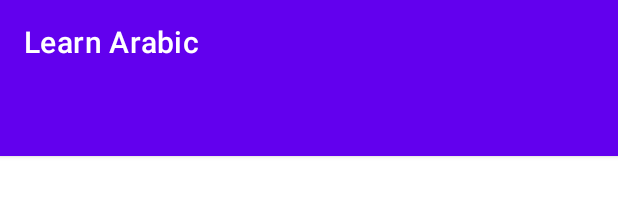
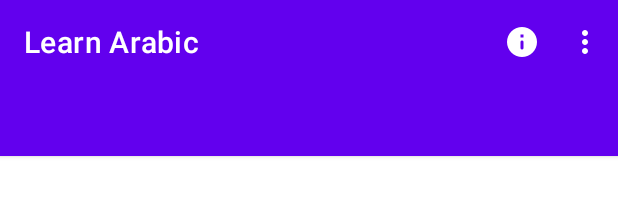
Before and after one commit to IzhanAli/LearnArabic, an Android app: the layout activity_main.xml on its own in the app's theme, with its tools: preview values and no code run, on a phone screen of 412 x 824 dp. Shown: the top 217 px of the screen. Run offline under Robolectric (Android 15) with nearby library versions, the phone set to English and light mode, and no system bars.

Commit message:
added material design

```diff
--- a/app/src/main/java/com/example/miwok/NumbersFragment.java
+++ b/app/src/main/java/com/example/miwok/NumbersFragment.java
@@ -24,12 +24,10 @@ import java.util.Locale;
 public class NumbersFragment extends Fragment {
     TextToSpeech tts;
 
-//    // TODO: Rename parameter arguments, choose names that match
 //    // the fragment initialization parameters, e.g. ARG_ITEM_NUMBER
 //    private static final String ARG_PARAM1 = "param1";
 //    private static final String ARG_PARAM2 = "param2";
 //
-//    // TODO: Rename and change types of parameters
 //    private String mParam1;
 //    private String mParam2;
 
@@ -45,7 +43,6 @@ public class NumbersFragment extends Fragment {
 //     * @param param2 Parameter 2.
 //     * @return A new instance of fragment NumbersFragment.
 //     */
-//    // TODO: Rename and change types and number of parameters
 //    public static NumbersFragment newInstance(String param1, String param2) {
 //        NumbersFragment fragment = new NumbersFragment();
 //        Bundle args = new Bundle();
--- a/app/src/main/res/layout/activity_main.xml
+++ b/app/src/main/res/layout/activity_main.xml
@@ -24,7 +24,8 @@
         <com.google.android.material.tabs.TabLayout
             android:layout_width="match_parent"
             android:id="@+id/tablayout"
-
+            app:tabIndicatorAnimationMode="elastic"
+            app:tabIndicatorHeight="3dp"
             style="@style/Widget.MaterialComponents.TabLayout.PrimarySurface"
             android:layout_height="wrap_content"
             app:tabMode="fixed"/>
--- a/app/src/main/res/menu/menu_primary.xml
+++ b/app/src/main/res/menu/menu_primary.xml
@@ -1,4 +1,20 @@
 <?xml version="1.0" encoding="utf-8"?>
-<menu xmlns:android="http://schemas.android.com/apk/res/android">
+<menu xmlns:android="http://schemas.android.com/apk/res/android"
+    xmlns:app="http://schemas.android.com/apk/res-auto">
+    <item
+        android:id="@+id/about"
+        android:icon="@drawable/round_info_white_24dp"
+        android:iconTint="?colorOnPrimary"
+        android:title="@string/about"
+        app:showAsAction="ifRoom" />
 
+    <item
+        android:id="@+id/dark"
+        android:title="@string/mode"
+        app:showAsAction="never" />
+
+    <item
+        android:id="@+id/feedback"
+        android:title="@string/feedback"
+        app:showAsAction="never" />
 </menu>
--- /dev/null
+++ b/app/src/main/res/values-night/strings.xml
@@ -0,0 +1,4 @@
+<?xml version="1.0" encoding="utf-8"?>
+<resources>
+    <string name="mode">Light mode</string>
+</resources>
--- a/app/src/main/res/values/strings.xml
+++ b/app/src/main/res/values/strings.xml
@@ -4,6 +4,8 @@
     <string name="category_family">Family</string>
     <string name="category_colors">Colors</string>
     <string name="category_phrases">Phrases</string>
-    <!-- TODO: Remove or change this placeholder text -->
-    <string name="hello_blank_fragment">Hello blank fragment</string>
+
+    <string name="about">About</string>
+    <string name="mode">Dark mode</string>
+    <string name="feedback">Feedback</string>
 </resources>
```
Also changed, not shown: app/src/main/java/com/example/miwok/MainActivity.java (+63 -1 lines), app/src/main/java/com/example/miwok/WordAdapter.java (+7 -12 lines), app/src/main/res/layout/material_list_item.xml (+36 -27 lines), app/src/main/res/values-night/colors.xml (+4 -4 lines), app/src/main/res/values/colors.xml (+5 -4 lines), app/src/main/res/drawable-hdpi/round_info_white_24dp.png (added), app/src/main/res/drawable-xhdpi/round_info_white_24dp.png (added), app/src/main/res/drawable-xxhdpi/round_info_white_24dp.png (added), app/src/main/res/drawable-xxxhdpi/round_info_white_24dp.png (added).
